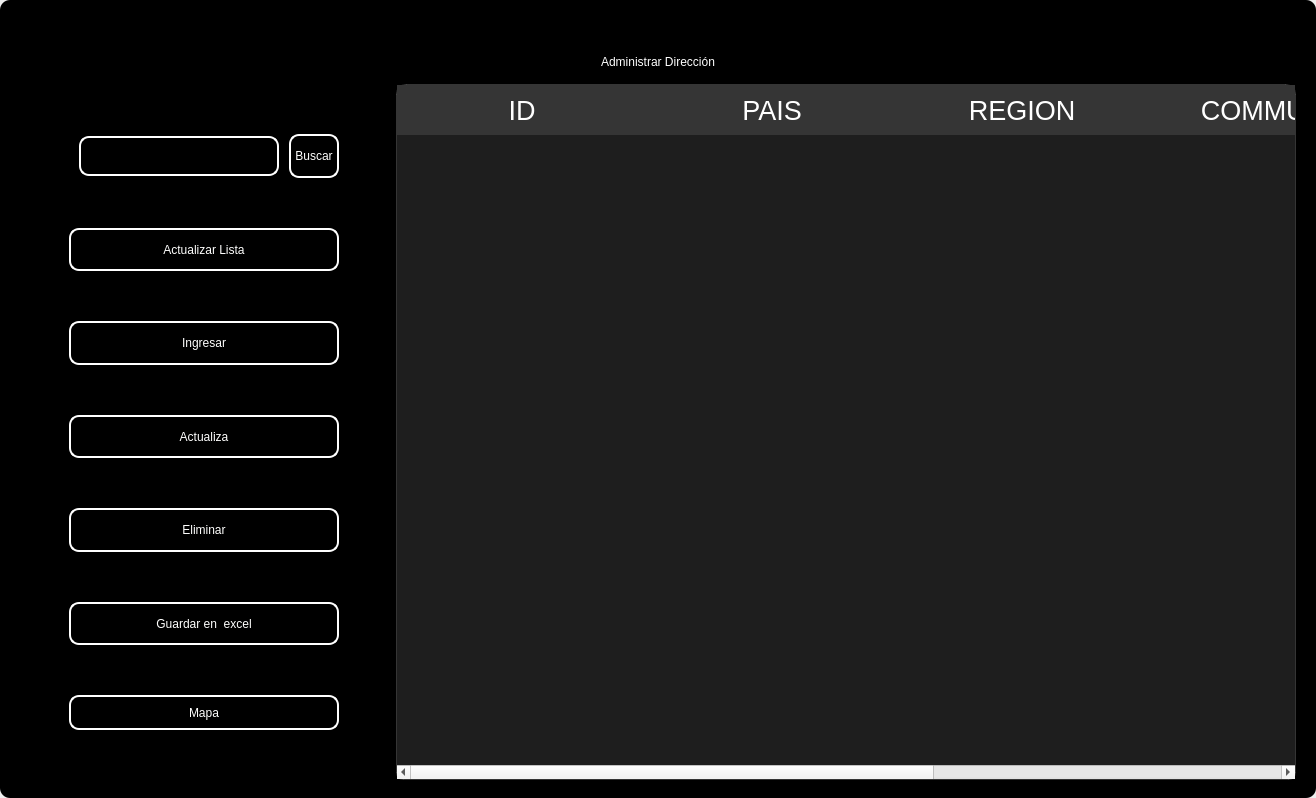
Above: design/standar/mainaddress2.ui from codemiguel-dev/ERP-EmprendeSoft-Desktop before the change. Below: the same form after it.
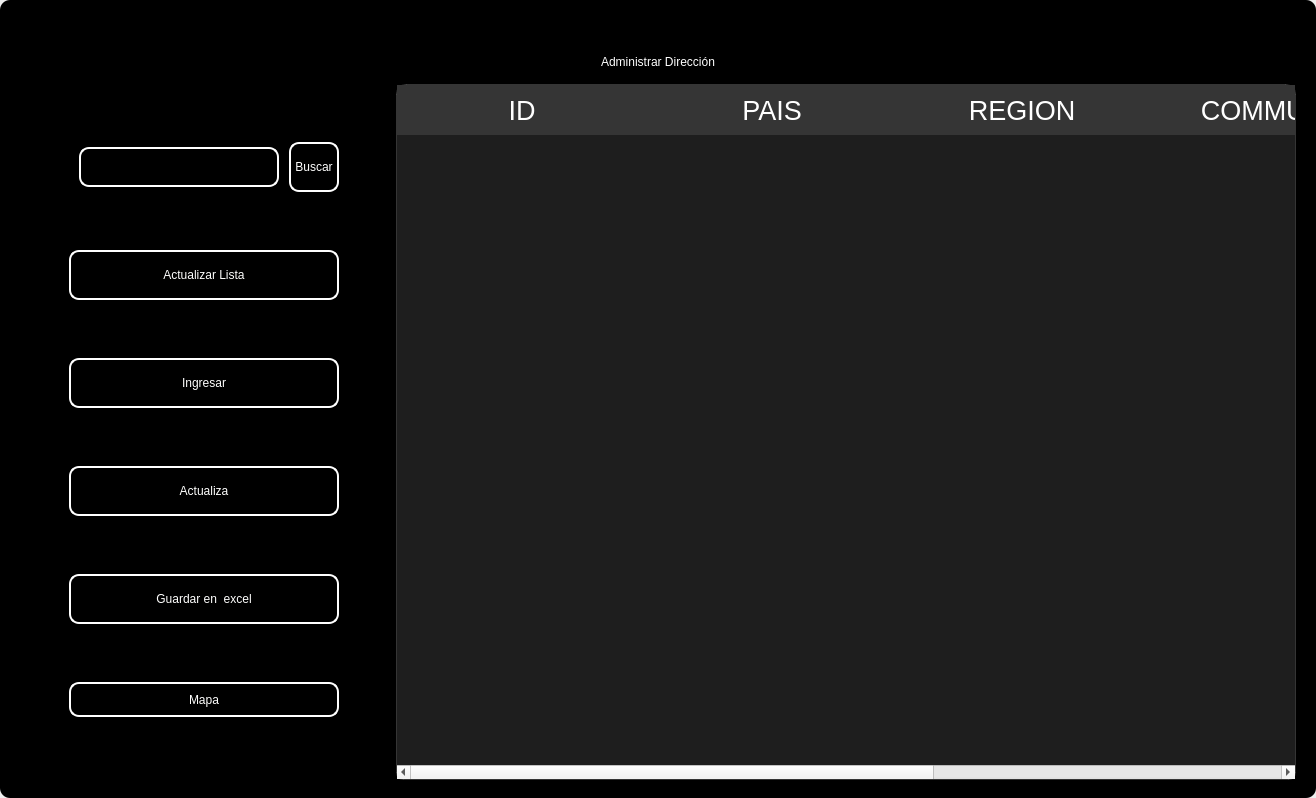
That is the form after the change. Icons and pictures are not drawn.

What changed in the file:
```diff
--- a/design/standar/mainaddress2.ui
+++ b/design/standar/mainaddress2.ui
@@ -640,50 +640,6 @@
               </property>
              </widget>
             </item>
-            <item>
-             <widget class="QPushButton" name="btn_delete">
-              <property name="minimumSize">
-               <size>
-                <width>0</width>
-                <height>40</height>
-               </size>
-              </property>
-              <property name="maximumSize">
-               <size>
-                <width>300</width>
-                <height>50</height>
-               </size>
-              </property>
-              <property name="cursor">
-               <cursorShape>PointingHandCursor</cursorShape>
-              </property>
-              <property name="styleSheet">
-               <string notr="true">QPushButton{
-border-radius:10px; 
-font: 12pt &quot;Arial&quot;;
-color: rgb(255, 255, 254);
-border: 2px solid #ffffff;
-}
-
-QPushButton:hover{
-border-radius:10px; 
-font: 12pt &quot;Arial&quot;;
-color: rgb(255, 255, 255);
-border: 2px solid rgb(120, 0, 171);
-	background-color: rgb(120, 0, 171);
-}</string>
-              </property>
-              <property name="text">
-               <string>Eliminar</string>
-              </property>
-              <property name="iconSize">
-               <size>
-                <width>35</width>
-                <height>35</height>
-               </size>
-              </property>
-             </widget>
-            </item>
             <item>
              <widget class="QPushButton" name="btn_excel">
               <property name="minimumSize">
```
